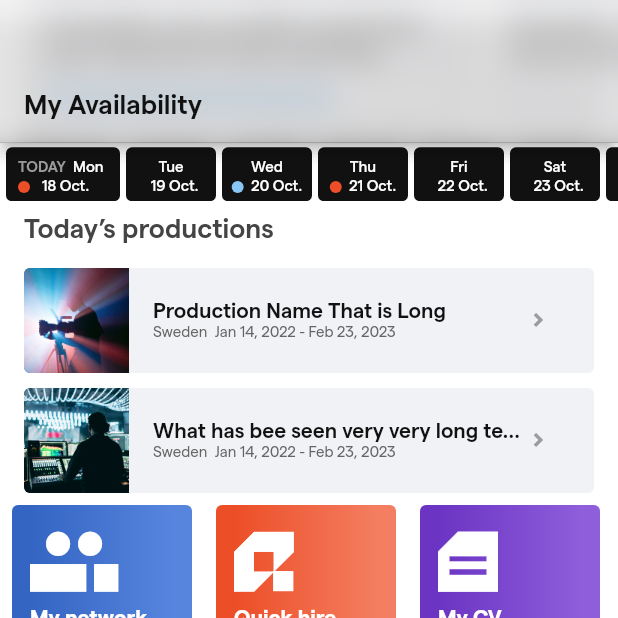
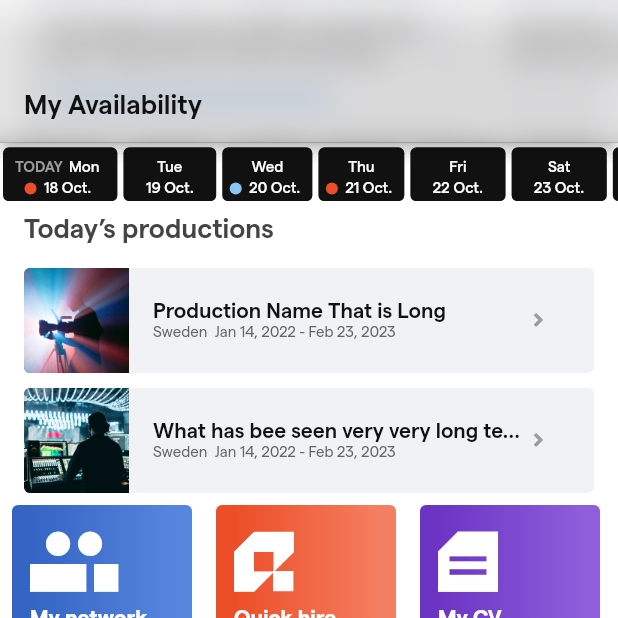
Before and after one commit to KanybekMomukeyev/ui_challenge, a Flutter app: the screen it shows after launch, scrolled down 440 dp, on a phone screen of 412 x 824 dp, the top half of it. Run offline on Flutter 3.47's test engine with Material 2 defaults, Android fonts, the phone set to English and light mode, and no system bars; our stand-ins replace flutter_sticky_header.

Commit message:
Make the fixed date above expandable. Remove unused packages.
Make the fixed date above expandable.
Remove unused packages.

```diff
--- a/lib/fixed_dates_slider.dart
+++ b/lib/fixed_dates_slider.dart
@@ -1,5 +1,4 @@
 import 'package:flutter/material.dart';
-import 'package:carousel_slider/carousel_slider.dart';
 import 'package:flutterapp/constants.dart';
 import 'package:flutterapp/ui/circle_dot.dart';
 
@@ -18,38 +17,44 @@ class FixedDatesRow extends StatelessWidget {
           mainAxisSize: MainAxisSize.max,
           crossAxisAlignment: CrossAxisAlignment.start,
           children: const <Widget>[
-            _FirstFixedDateItem(),
-            _FixedDateItem(
+            _ExpandbleItem(
+              todayTitle: 'TODAY',
+              title: 'Mon',
+              subTitle: '18 Oct.',
+              isDotWidgetShown: true,
+              dotColor: AppColors.redBright,
+            ),
+            _ExpandbleItem(
               title: 'Tue',
               subTitle: '19 Oct.',
               isDotWidgetShown: false,
               dotColor: AppColors.blueFaded,
             ),
-            _FixedDateItem(
+            _ExpandbleItem(
               title: 'Wed',
               subTitle: '20 Oct.',
               isDotWidgetShown: true,
               dotColor: AppColors.blueFaded,
             ),
-            _FixedDateItem(
+            _ExpandbleItem(
               title: 'Thu',
               subTitle: '21 Oct.',
               isDotWidgetShown: true,
               dotColor: AppColors.redBright,
             ),
-            _FixedDateItem(
+            _ExpandbleItem(
               title: 'Fri',
               subTitle: '22 Oct.',
               isDotWidgetShown: false,
               dotColor: AppColors.blueFaded,
             ),
-            _FixedDateItem(
+            _ExpandbleItem(
               title: 'Sat',
               subTitle: '23 Oct.',
               isDotWidgetShown: false,
               dotColor: AppColors.blueFaded,
             ),
-            _FixedDateItem(
+            _ExpandbleItem(
               title: 'Sun',
               subTitle: '24 Oct.',
               isDotWidgetShown: false,
@@ -62,85 +67,16 @@ class FixedDatesRow extends StatelessWidget {
   }
 }
 
-class _FirstFixedDateItem extends StatelessWidget {
-  const _FirstFixedDateItem({
-    Key? key,
-  }) : super(key: key);
-
-  @override
-  Widget build(BuildContext context) {
-    return Padding(
-      padding: const EdgeInsets.only(top: 4, right: 2, left: 4, bottom: 4),
-      child: Container(
-        decoration: const BoxDecoration(
-          color: AppColors.dateBackgroundBlackColor,
-          borderRadius: BorderRadius.all(Radius.circular(4)),
-        ),
-        height: 36,
-        width: 76,
-        padding: const EdgeInsets.only(top: 7.5),
-        child: Column(
-          mainAxisAlignment: MainAxisAlignment.start,
-          crossAxisAlignment: CrossAxisAlignment.start,
-          children: [
-            Expanded(
-              flex: 1,
-              child: Padding(
-                padding: const EdgeInsets.only(left: 8.0),
-                child: RichText(
-                  textAlign: TextAlign.left,
-                  text: TextSpan(children: [
-                    TextSpan(
-                      style: AppTextStyles.semiboldStyle(context)?.copyWith(
-                          fontSize: 10, color: AppColors.grey100Color),
-                      text: "TODAY",
-                    ),
-                    TextSpan(
-                      style: AppTextStyles.mediumStyle(context)
-                          ?.copyWith(fontSize: 10),
-                      text: "  Mon",
-                    ),
-                  ]),
-                ),
-              ),
-            ),
-            Expanded(
-              flex: 2,
-              child: Row(
-                mainAxisAlignment: MainAxisAlignment.start,
-                crossAxisAlignment: CrossAxisAlignment.center,
-                children: [
-                  const Padding(
-                    padding: EdgeInsets.only(left: 8.0, top: 0),
-                    child: CircleDot(),
-                  ),
-                  Padding(
-                    padding: const EdgeInsets.only(left: 8.0),
-                    child: Text(
-                      "18 Oct.",
-                      style: AppTextStyles.mediumStyle(context)
-                          ?.copyWith(fontSize: 10),
-                    ),
-                  ),
-                ],
-              ),
-            ),
-          ],
-        ),
-      ),
-    );
-  }
-}
-
-class _FixedDateItem extends StatelessWidget {
+class _ExpandbleItem extends StatelessWidget {
+  final String? todayTitle;
   final String title;
   final String subTitle;
-
   final bool isDotWidgetShown;
   final Color? dotColor;
 
-  const _FixedDateItem({
+  const _ExpandbleItem({
     Key? key,
+    this.todayTitle,
     required this.title,
     required this.subTitle,
     required this.isDotWidgetShown,
@@ -156,27 +92,50 @@ class _FixedDateItem extends StatelessWidget {
           color: AppColors.dateBackgroundBlackColor,
           borderRadius: BorderRadius.all(Radius.circular(4)),
         ),
-        height: 36,
-        width: 60,
+        constraints: const BoxConstraints(
+          maxHeight: 36,
+          minHeight: 36,
+          maxWidth: double.infinity,
+        ),
         padding: const EdgeInsets.only(top: 7.5),
         child: Column(
           mainAxisAlignment: MainAxisAlignment.start,
           crossAxisAlignment: CrossAxisAlignment.center,
           children: [
-            Expanded(
-              flex: 1,
+            Flexible(
               child: Padding(
-                padding: const EdgeInsets.only(left: 0.0),
+                padding: const EdgeInsets.only(left: 8.0, right: 8.0),
+                child: Row(
+                  mainAxisAlignment: MainAxisAlignment.start,
+                  crossAxisAlignment: CrossAxisAlignment.center,
+                  children: [
+                    (todayTitle != null)
+                        ? Padding(
+                            padding: const EdgeInsets.only(left: 0.0, top: 0.0),
+                            child: Text(
+                              todayTitle!,
+                              style: AppTextStyles.semiboldStyle(context)
+                                  ?.copyWith(
+                                      fontSize: 10,
+                                      color: AppColors.grey100Color),
+                            ),
+                          )
+                        : const SizedBox(),
+                    Padding(
+                      padding: const EdgeInsets.only(left: 4.0, right: 4.0),
                       child: Text(
                         title,
                         style: AppTextStyles.mediumStyle(context)
                             ?.copyWith(fontSize: 10),
-                  textAlign: TextAlign.center,
+                      ),
+                    ),
+                  ],
                 ),
               ),
             ),
-            Expanded(
-              flex: 2,
+            Flexible(
+              child: Padding(
+                padding: const EdgeInsets.only(top: 2.0),
                 child: Row(
                   mainAxisAlignment: MainAxisAlignment.center,
                   crossAxisAlignment: CrossAxisAlignment.center,
@@ -184,12 +143,14 @@ class _FixedDateItem extends StatelessWidget {
                     Visibility(
                       visible: isDotWidgetShown,
                       child: Padding(
-                      padding: const EdgeInsets.only(left: 0.0),
+                        padding: const EdgeInsets.only(left: 5.0),
                         child: CircleDot(circleColor: dotColor),
                       ),
                     ),
                     Padding(
-                    padding: const EdgeInsets.only(left: 5.0),
+                      padding: EdgeInsets.only(
+                          left: isDotWidgetShown ? 5.0 : 15.0,
+                          right: isDotWidgetShown ? 8.0 : 15.0),
                       child: Text(
                         subTitle,
                         style: AppTextStyles.mediumStyle(context)
@@ -199,53 +160,10 @@ class _FixedDateItem extends StatelessWidget {
                   ],
                 ),
               ),
+            ),
           ],
         ),
       ),
     );
   }
 }
-
-// ------------------------------------------  //
-// UNUSED
-class BasicCarouselSlider extends StatelessWidget {
-  const BasicCarouselSlider({Key? key}) : super(key: key);
-
-  @override
-  Widget build(BuildContext context) {
-    List<int> list = [0, 1, 2, 3, 4, 5, 6, 7, 8, 9, 10, 11, 12, 13, 14, 15];
-    return LayoutBuilder(
-      builder: (BuildContext context, BoxConstraints constraints) {
-        return Container(
-          color: Colors.white.withOpacity(1.0),
-          height: 50,
-          width: constraints.maxWidth,
-          child: CarouselSlider.builder(
-            options: CarouselOptions(
-              enableInfiniteScroll: false,
-              aspectRatio: 4.0,
-              enlargeCenterPage: false,
-              viewportFraction: 0.15,
-              disableCenter: false,
-              initialPage: 3,
-            ),
-            itemCount: list.length,
-            itemBuilder: (BuildContext context, int index, int realIndex) {
-              return Container(
-                height: 10,
-                width: 60,
-                color: Colors.amber,
-                margin:
-                    const EdgeInsets.only(top: 3, bottom: 3, left: 3, right: 3),
-                child: Padding(
-                  padding: const EdgeInsets.all(1.0),
-                  child: Text("$realIndex"),
-                ),
-              );
-            },
-          ),
-        );
-      },
-    );
-  }
-}
--- a/lib/main_blur_screen.dart
+++ b/lib/main_blur_screen.dart
@@ -8,6 +8,7 @@ import 'package:flutterapp/ui/second_complete_row.dart';
 import 'package:flutterapp/ui/first_dates_row.dart';
 import 'package:flutterapp/ui/fourth_network_row.dart';
 import 'package:flutterapp/ui/third_todays_row.dart';
+import 'package:flutterapp/ui/circle_dot.dart';
 
 class MainBlurScreen_UNUSED extends StatefulWidget {
   const MainBlurScreen_UNUSED({
--- a/pubspec.yaml
+++ b/pubspec.yaml
@@ -34,7 +34,6 @@ dependencies:
   # The following adds the Cupertino Icons font to your application.
   # Use with the CupertinoIcons class for iOS style icons.
   cupertino_icons: ^1.0.2
-  carousel_slider: ^4.1.1
   flutter_sticky_header: ^0.6.4
 
 dev_dependencies:
```
Also changed, not shown: pubspec.lock. Lines whose indentation alone changed are shown as unchanged.
